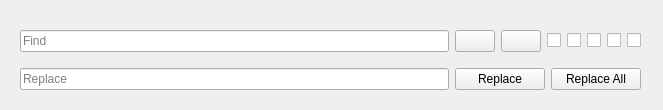
Old version of the form src/FindReplaceView.ui in the repository silkedit/silkedit.
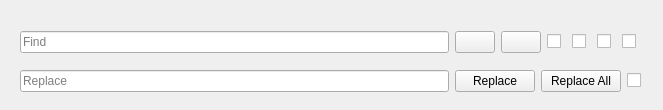
New version of the form. Icons and pictures are not drawn. Custom widgets are drawn as their Qt base class.

Commit message: Move AA btn from top to bottom

```diff
--- a/src/FindReplaceView.ui
+++ b/src/FindReplaceView.ui
@@ -16,10 +16,13 @@
      <x>20</x>
      <y>20</y>
      <width>621</width>
-     <height>81</height>
+     <height>85</height>
     </rect>
    </property>
    <layout class="QGridLayout" name="layout">
+    <property name="topMargin">
+     <number>0</number>
+    </property>
     <item row="0" column="0">
      <widget class="LineEdit" name="lineEditForFind">
       <property name="placeholderText">
@@ -106,16 +109,6 @@
         </property>
        </widget>
       </item>
-      <item>
-       <widget class="CheckBox" name="preserveCaseChk">
-        <property name="focusPolicy">
-         <enum>Qt::NoFocus</enum>
-        </property>
-        <property name="text">
-         <string/>
-        </property>
-       </widget>
-      </item>
       <item>
        <widget class="CheckBox" name="inSelectionChk">
         <property name="focusPolicy">
@@ -144,6 +137,16 @@
         </property>
        </widget>
       </item>
+      <item>
+       <widget class="CheckBox" name="preserveCaseChk">
+        <property name="focusPolicy">
+         <enum>Qt::NoFocus</enum>
+        </property>
+        <property name="text">
+         <string/>
+        </property>
+       </widget>
+      </item>
      </layout>
     </item>
    </layout>
```
The commit also changes 1 other file.
